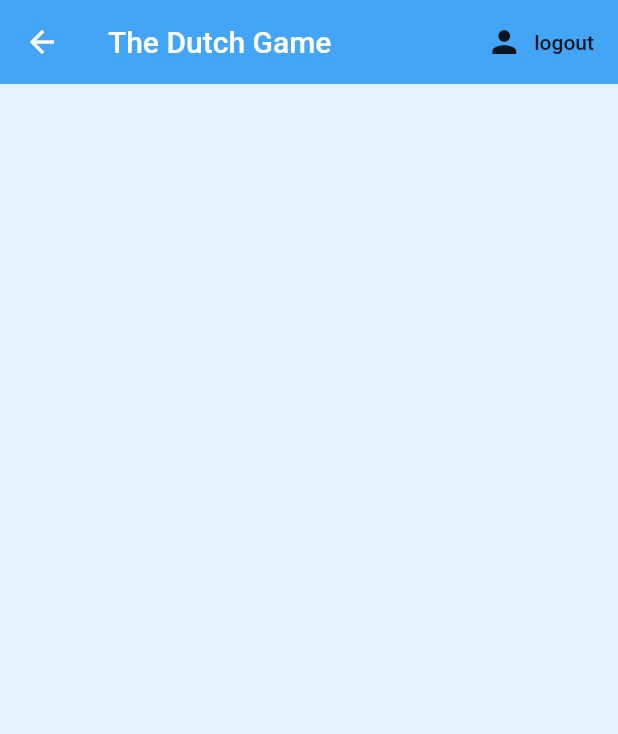
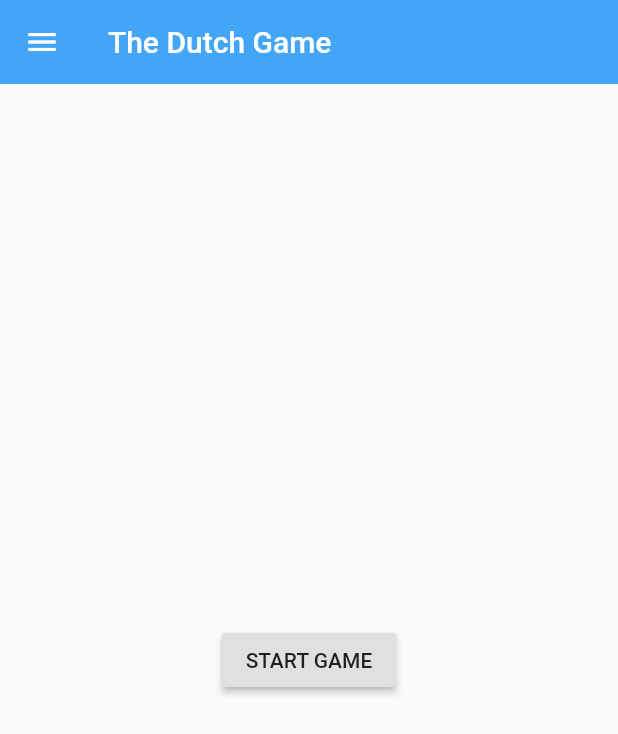
Before and after one commit to wmarosek/dutch_game, a Flutter app: the Home screen opened directly, on a phone screen of 412 x 824 dp. Shown: the top 734 px of the screen. Run offline on Flutter 3.47's test engine with Material 2 defaults, Android fonts, the phone set to English and light mode, and no system bars; our stand-ins replace cloud_firestore, firebase_auth, firebase_database, google_sign_in, shared_preferences; accounts and stored records are empty.

Commit message:
home page

```diff
--- a/lib/screens/home/home.dart
+++ b/lib/screens/home/home.dart
@@ -1,6 +1,7 @@
+import 'package:dutch_game/main.dart';
 import 'package:flutter/material.dart';
 import 'package:dutch_game/services/auth.dart';
-
+import 'package:dutch_game/screens/board/board.dart';
 
 class Home extends StatelessWidget {
 
@@ -9,21 +10,59 @@ class Home extends StatelessWidget {
   @override
   Widget build(BuildContext context) {
     return Scaffold(
-      backgroundColor: Colors.blue[50],
+      backgroundColor: Colors.blue[10],
       appBar: AppBar(
         backgroundColor: Colors.blue[400],
         title: Text('The Dutch Game'),
         elevation: 0.0,
-        actions: <Widget>[
-          FlatButton.icon(
-            icon: Icon(Icons.person),
-            label: Text('logout'),
-            onPressed: () async {
-              await _auth.signOut();
-            }
-            )
-        ],
+      ),
+      body: Center(
+        child: RaisedButton(
+          child: Text('START GAME'),
+          onPressed: () {
+            Navigator.push(
+              context,
+              MaterialPageRoute(builder: (context) => Board()),
+            );
+          },
         ),
+      ),
+        drawer: Drawer(
+        child: ListView(
+          padding: EdgeInsets.zero,
+          children: <Widget>[
+            DrawerHeader(
+              decoration: BoxDecoration(
+                color: Colors.blue
+              ),
+              child: Text(
+                'Your profile',
+                style: TextStyle(
+                  color: Colors.white,
+                  fontSize: 18,
+                ),
+              ),
+            ),
+            ListTile(
+              leading: Icon(Icons.account_circle),
+              title: Text('Profile'),
+            ),
+            ListTile(
+              leading: Icon(Icons.exit_to_app),
+              title: Text('Log out'),
+              onTap: () async{
+                await _auth.signOut();
+                Navigator.pushAndRemoveUntil(
+                  context,
+                  MaterialPageRoute(builder: (context) => MyApp()),
+                  (Route<dynamic> route) => false,
+                );
+              },
+            ),
+          ],
+        ),
+      ),
+
     );
   }
 }
--- a/lib/screens/wrapper.dart
+++ b/lib/screens/wrapper.dart
@@ -5,6 +5,7 @@ import 'package:provider/provider.dart';
 import 'package:dutch_game/models/user.dart';
 import 'package:dutch_game/screens/authenticate/authenticate.dart';
 import 'package:dutch_game/screens/home/home.dart';
+import 'package:dutch_game/screens/authenticate/sign_in.dart';
 
 class Wrapper extends StatelessWidget {
   @override
@@ -16,7 +17,7 @@ class Wrapper extends StatelessWidget {
     if(user == null) {
       return Authenticate();
     } else {
-      return Board();
+      return Home();
     }
   }
 }
```
Also changed, not shown: lib/screens/board/board.dart (+14 -8 lines), 1 other file.
